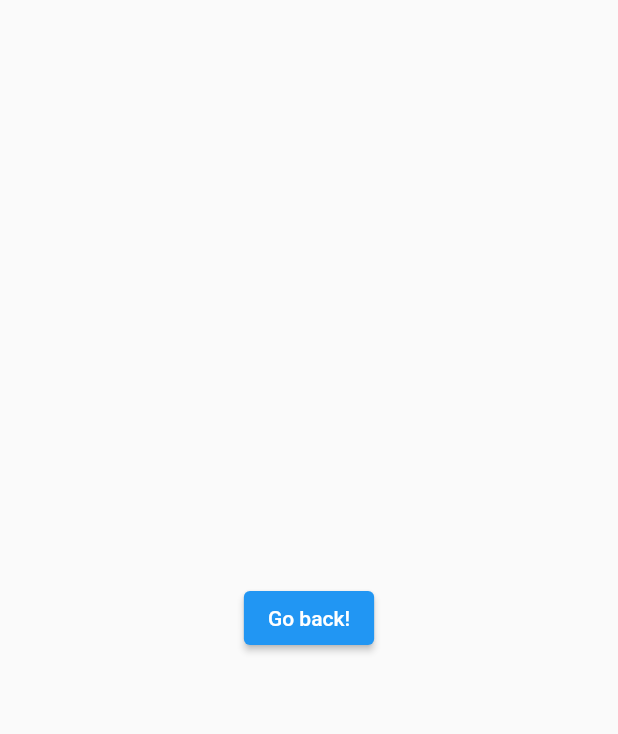
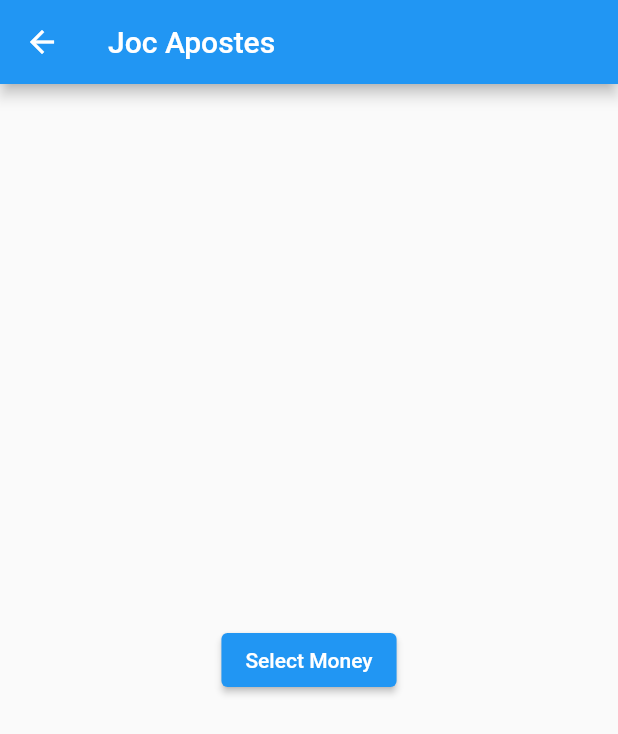
Before and after one commit to Morgan1420/app_apostes, a Flutter app: the screen it shows after launch, after a tap on "Create Game", on a phone screen of 412 x 824 dp. Shown: the top 734 px of the screen. Run offline on Flutter 3.47's test engine with Material 2 defaults, Android fonts, the phone set to English and light mode, and no system bars.

Commit message:
pantalles_fetes

```diff
--- a/flutter_app/app_apostes_v0/lib/main.dart
+++ b/flutter_app/app_apostes_v0/lib/AppScreens/main.dart
@@ -1,10 +1,14 @@
 import 'package:flutter/material.dart';
-import 'createGameScreen.dart';
+import 'select_players_screen.dart';
 import 'playGameScreen.dart';
 import 'selectGameScreen.dart';
 
 void main() {
-  runApp(MaterialApp(title: "aaaa", home: MainApp()));
+  runApp(const MaterialApp(
+    title: "Joc Apostes",
+    home: MainApp(),
+    debugShowCheckedModeBanner: false,
+  ));
 }
 
 class MainApp extends StatelessWidget {
@@ -14,11 +18,15 @@ class MainApp extends StatelessWidget {
   @override
   Widget build(BuildContext context) {
     return Scaffold(
+      appBar: AppBar(
+        title: const Text("Joc Apostes"),
+        automaticallyImplyLeading: false,
+      ),
       body: Center(
         child: Column(
           children: [
             // make empty space
-            const Expanded(child: SizedBox()), // 10% of total height of screen
+            const Expanded(child: SizedBox()),
             ElevatedButton(
               onPressed: () {
                 Navigator.push(
@@ -27,7 +35,17 @@ class MainApp extends StatelessWidget {
                       builder: (context) => const SelectGameScreen()),
                 );
               },
-              child: const Text('Select Game'),
+              child: const Text('Select Saved Game'),
+            ),
+            ElevatedButton(
+              onPressed: () {
+                Navigator.push(
+                  context,
+                  MaterialPageRoute(
+                      builder: (context) => const PlayGameScreen()),
+                );
+              },
+              child: const Text('Load Last Game'),
             ),
             ElevatedButton(
               onPressed: () {
--- a/flutter_app/app_apostes_v0/lib/playGameScreen.dart
+++ b/flutter_app/app_apostes_v0/lib/AppScreens/selectGameScreen.dart
@@ -1,11 +1,12 @@
 import 'package:flutter/material.dart';
 
-class PlayGameScreen extends StatelessWidget {
-  const PlayGameScreen({Key? key}) : super(key: key);
+class SelectGameScreen extends StatelessWidget {
+  const SelectGameScreen({Key? key}) : super(key: key);
 
   @override
   Widget build(BuildContext context) {
     return Scaffold(
+      appBar: AppBar(title: const Text("Joc Apostes")),
       body: Center(
         child: ElevatedButton(
           onPressed: () {
--- /dev/null
+++ b/flutter_app/app_apostes_v0/lib/AppScreens/select_players_screen.dart
@@ -0,0 +1,33 @@
+import 'package:app_apostes_v0/AppScreens/main.dart';
+import 'package:app_apostes_v0/AppScreens/select_money_screen.dart';
+import 'package:flutter/material.dart';
+import 'select_money_screen.dart';
+import 'select_game_options_screen.dart';
+
+class CreateGameScreen extends StatelessWidget {
+  const CreateGameScreen({Key? key}) : super(key: key);
+
+  @override
+  Widget build(BuildContext context) {
+    return Scaffold(
+      appBar: AppBar(title: const Text("Joc Apostes")),
+      body: Center(
+        child: Column(
+          children: [
+            const Expanded(child: SizedBox()),
+            ElevatedButton(
+                onPressed: () {
+                  Navigator.push(
+                    context,
+                    MaterialPageRoute(
+                        builder: (context) => const SelectMoneyScreen()),
+                  );
+                },
+                child: const Text("Select Money")),
+            const Expanded(child: SizedBox()),
+          ],
+        ),
+      ),
+    );
+  }
+}
--- a/flutter_app/app_apostes_v0/lib/createGameScreen.dart
+++ /dev/null
@@ -1,19 +0,0 @@
-import 'package:flutter/material.dart';
-
-class CreateGameScreen extends StatelessWidget {
-  const CreateGameScreen({Key? key}) : super(key: key);
-
-  @override
-  Widget build(BuildContext context) {
-    return Scaffold(
-      body: Center(
-        child: ElevatedButton(
-          onPressed: () {
-            Navigator.pop(context);
-          },
-          child: const Text('Go back!'),
-        ),
-      ),
-    );
-  }
-}
```
Also changed, not shown: flutter_app/app_apostes_v0/lib/AppScreens/nav_bar.dart (added, +10 -0 lines), flutter_app/app_apostes_v0/lib/AppScreens/playGameScreen.dart (added, +27 -0 lines), flutter_app/app_apostes_v0/lib/AppScreens/select_game_options_screen.dart (added, +32 -0 lines), flutter_app/app_apostes_v0/lib/AppScreens/select_money_screen.dart (added, +31 -0 lines), flutter_app/app_apostes_v0/lib/GameMechanics/clase_jugador.dart (added, +51 -0 lines), flutter_app/app_apostes_v0/lib/GameMechanics/class_game.dart (added, +39 -0 lines), flutter_app/app_apostes_v0/lib/selectGameScreen.dart (deleted, +0 -19 lines).
